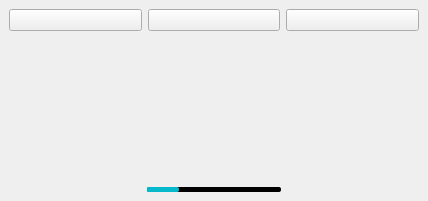
First picture: the form in forms/ui/menufooter.ui, repository demlabs-cellframe/dap-ui-sdk, before the edit.
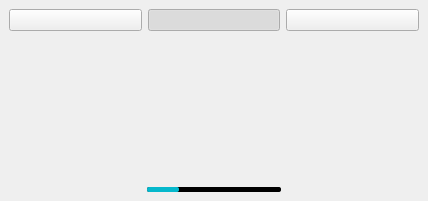
Second picture: the form after the edit. Custom widgets are drawn as their Qt base class.

Commit message: activated main button in footer. added callbacks and signals to settings.

The edit to the form file:
```diff
--- a/forms/ui/menufooter.ui
+++ b/forms/ui/menufooter.ui
@@ -52,6 +52,9 @@
           <property name="checkable">
            <bool>true</bool>
           </property>
+          <property name="checked">
+           <bool>true</bool>
+          </property>
           <property name="style">
            <enum>KelGuiPushButton::Connection</enum>
           </property>
```
Left out of the diff: 1 changed line with no effect on the pictures. The commit also changes 4 other files.
